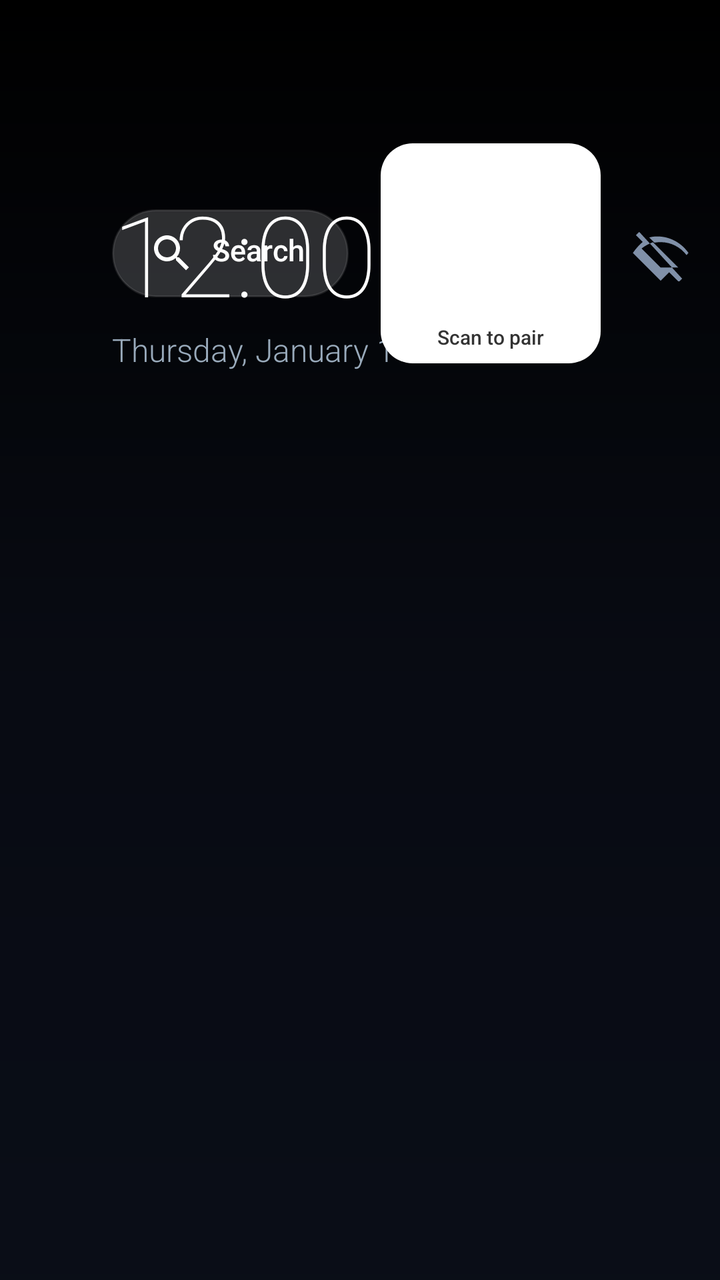
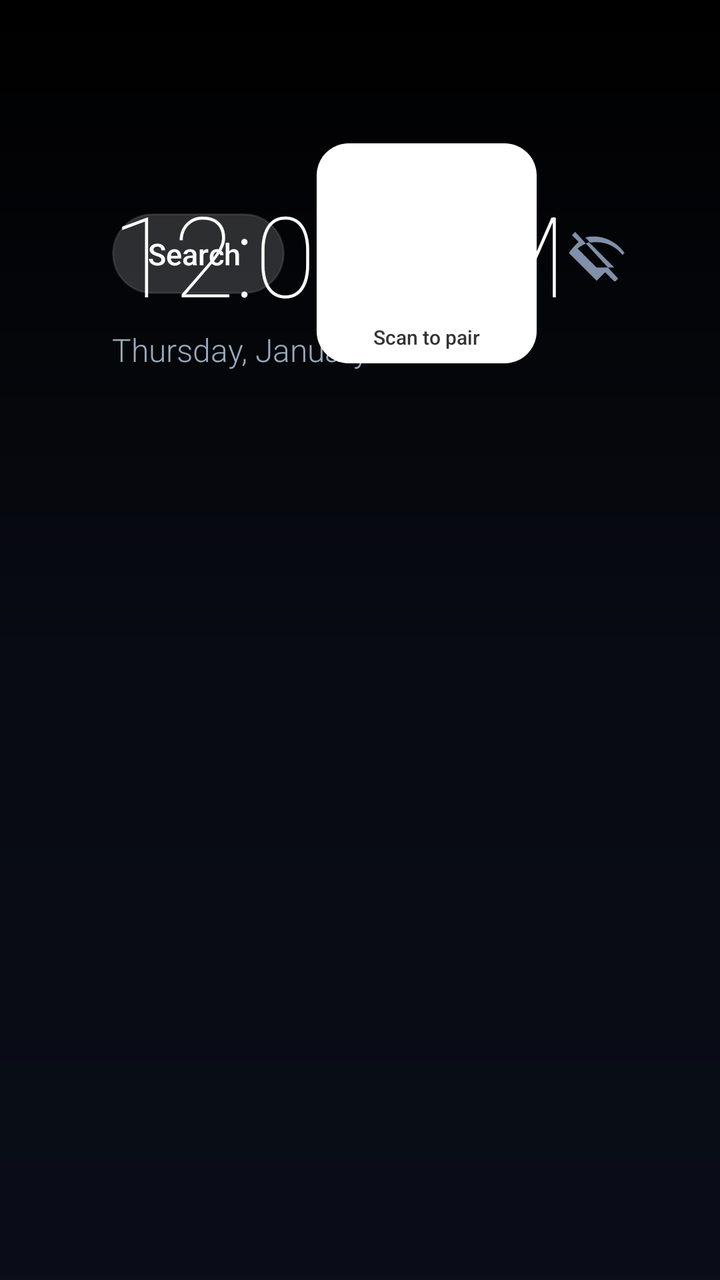

Two renders of the same Android screen: before a commit and after it. Below are the layout's source before the change and the commit's diff.
<!-- AndroidManifest.xml: application theme AppTheme -->
<!-- res/layout/activity_main.xml -->
<?xml version="1.0" encoding="utf-8"?>
<FrameLayout xmlns:android="http://schemas.android.com/apk/res/android"
    android:layout_width="match_parent"
    android:layout_height="match_parent"
    android:clipChildren="false"
    android:clipToPadding="false">

    
    <ImageView
        android:id="@+id/wallpaper"
        android:layout_width="match_parent"
        android:layout_height="match_parent"
        android:scaleType="centerCrop" />

    
    <View
        android:layout_width="match_parent"
        android:layout_height="match_parent"
        android:background="@drawable/scrim_gradient" />

    
    <LinearLayout
        android:layout_width="match_parent"
        android:layout_height="match_parent"
        android:orientation="vertical"
        android:paddingStart="56dp"
        android:paddingTop="36dp"
        android:paddingEnd="56dp"
        android:paddingBottom="20dp"
        android:clipChildren="false"
        android:clipToPadding="false">

        
        <RelativeLayout
            android:layout_width="match_parent"
            android:layout_height="wrap_content"
            android:clipChildren="false"
            android:clipToPadding="false">

            <LinearLayout
                android:id="@+id/headerLeft"
                android:layout_width="wrap_content"
                android:layout_height="wrap_content"
                android:layout_alignParentStart="true"
                android:layout_centerVertical="true"
                android:orientation="vertical">

                <TextView
                    android:id="@+id/greeting"
                    android:layout_width="wrap_content"
                    android:layout_height="wrap_content"
                    android:textColor="#B0C0E0"
                    android:textSize="16sp"
                    android:fontFamily="sans-serif-medium"
                    android:letterSpacing="0.04" />

                <TextClock
                    android:id="@+id/clock"
                    android:layout_width="wrap_content"
                    android:layout_height="wrap_content"
                    android:textColor="#FFFFFF"
                    android:textSize="56sp"
                    android:fontFamily="sans-serif-thin"
                    android:format12Hour="h:mm a"
                    android:format24Hour="HH:mm" />

                <TextClock
                    android:id="@+id/date"
                    android:layout_width="wrap_content"
                    android:layout_height="wrap_content"
                    android:textColor="#99AABB"
                    android:textSize="16sp"
                    android:fontFamily="sans-serif-light"
                    android:format12Hour="EEEE, MMMM d"
                    android:format24Hour="EEEE, MMMM d" />
            </LinearLayout>

            <LinearLayout
                android:layout_width="wrap_content"
                android:layout_height="wrap_content"
                android:layout_alignParentEnd="true"
                android:layout_alignTop="@id/headerLeft"
                android:orientation="horizontal"
                android:gravity="center_vertical"
                android:clipChildren="false"
                android:clipToPadding="false">

                
                <TextView
                    android:id="@+id/searchPillBtn"
                    android:layout_width="wrap_content"
                    android:layout_height="wrap_content"
                    android:text="Search"
                    android:textColor="#FFFFFF"
                    android:textSize="15sp"
                    android:fontFamily="sans-serif-medium"
                    android:drawableStart="@drawable/ic_search"
                    android:drawablePadding="8dp"
                    android:paddingStart="18dp"
                    android:paddingTop="10dp"
                    android:paddingEnd="22dp"
                    android:paddingBottom="10dp"
                    android:focusable="true"
                    android:clickable="true"
                    android:background="@drawable/pill_bg"
                    android:layout_marginEnd="16dp" />

                
                <LinearLayout
                    android:id="@+id/homeQrCard"
                    android:layout_width="110dp"
                    android:layout_height="110dp"
                    android:orientation="vertical"
                    android:gravity="center"
                    android:background="@drawable/qr_tile_bg"
                    android:padding="6dp"
                    android:focusable="true"
                    android:clickable="true"
                    android:layout_marginEnd="16dp">

                    <ImageView
                        android:id="@+id/homeQrImageView"
                        android:layout_width="82dp"
                        android:layout_height="82dp"
                        android:scaleType="fitCenter" />

                    <TextView
                        android:id="@+id/homeQrCaption"
                        android:layout_width="wrap_content"
                        android:layout_height="wrap_content"
                        android:text="Scan to pair"
                        android:textColor="#333333"
                        android:textSize="10sp"
                        android:fontFamily="sans-serif-medium"
                        android:layout_marginTop="2dp" />

                    <TextView
                        android:id="@+id/homeQrOfflineText"
                        android:layout_width="wrap_content"
                        android:layout_height="wrap_content"
                        android:text="No network"
                        android:textColor="#888888"
                        android:textSize="12sp"
                        android:fontFamily="sans-serif-medium"
                        android:gravity="center"
                        android:visibility="gone" />
                </LinearLayout>

                <ImageView
                    android:id="@+id/netIcon"
                    android:layout_width="28dp"
                    android:layout_height="28dp"
                    android:src="@drawable/ic_net_offline"
                    android:scaleType="fitCenter"
                    android:layout_marginEnd="16dp" />

                <TextView
                    android:id="@+id/wallpaperBtn"
                    android:layout_width="wrap_content"
                    android:layout_height="wrap_content"
                    android:text="Wallpaper"
                    android:textColor="#FFFFFF"
                    android:textSize="15sp"
                    android:fontFamily="sans-serif-medium"
                    android:paddingStart="22dp"
                    android:paddingTop="10dp"
                    android:paddingEnd="22dp"
                    android:paddingBottom="10dp"
                    android:focusable="true"
                    android:clickable="true"
                    android:background="@drawable/pill_bg" />
            </LinearLayout>
        </RelativeLayout>

        
        <androidx.recyclerview.widget.RecyclerView
            android:id="@+id/toolsRow"
            android:layout_width="match_parent"
            android:layout_height="wrap_content"
            android:layout_marginTop="12dp"
            android:clipToPadding="false"
            android:clipChildren="false"
            android:paddingStart="8dp"
            android:paddingTop="6dp"
            android:paddingEnd="56dp"
            android:paddingBottom="6dp" />

        
        <View
            android:layout_width="match_parent"
            android:layout_height="0dp"
            android:layout_weight="1" />

        
        <TextView
            android:id="@+id/favoritesLabel"
            android:layout_width="wrap_content"
            android:layout_height="wrap_content"
            android:text="FAVORITES"
            android:textColor="#B0C0E0"
            android:textSize="13sp"
            android:fontFamily="sans-serif-medium"
            android:letterSpacing="0.06"
            android:layout_marginStart="8dp"
            android:visibility="gone" />

        <androidx.recyclerview.widget.RecyclerView
            android:id="@+id/favoritesRow"
            android:layout_width="match_parent"
            android:layout_height="wrap_content"
            android:clipToPadding="false"
            android:clipChildren="false"
            android:paddingStart="8dp"
            android:paddingTop="12dp"
            android:paddingEnd="56dp"
            android:paddingBottom="12dp"
            android:visibility="gone" />

        
        <androidx.recyclerview.widget.RecyclerView
            android:id="@+id/grid"
            android:layout_width="match_parent"
            android:layout_height="wrap_content"
            android:clipToPadding="false"
            android:clipChildren="false"
            android:paddingStart="8dp"
            android:paddingTop="16dp"
            android:paddingEnd="56dp"
            android:paddingBottom="16dp" />
    </LinearLayout>

    
    <FrameLayout
        android:id="@+id/searchPanel"
        android:layout_width="match_parent"
        android:layout_height="match_parent"
        android:background="#E60B0F1A"
        android:clickable="true"
        android:focusable="true"
        android:visibility="gone">

        <ScrollView
            android:layout_width="640dp"
            android:layout_height="wrap_content"
            android:layout_gravity="center"
            android:padding="24dp">

            <LinearLayout
                android:layout_width="match_parent"
                android:layout_height="wrap_content"
                android:orientation="vertical"
                android:background="@drawable/card_bg"
                android:padding="28dp">

                <TextView
                    android:layout_width="wrap_content"
                    android:layout_height="wrap_content"
                    android:text="Search"
                    android:textColor="#FFFFFF"
                    android:textSize="22sp"
                    android:fontFamily="sans-serif-medium" />

                <EditText
                    android:id="@+id/searchInput"
                    android:layout_width="match_parent"
                    android:layout_height="wrap_content"
                    android:hint="Type app name, movie or text..."
                    android:textColorHint="#8090A8"
                    android:textColor="#FFFFFF"
                    android:textSize="18sp"
                    android:padding="14dp"
                    android:background="@drawable/pill_bg"
                    android:layout_marginTop="16dp"
                    android:singleLine="true"
                    android:imeOptions="actionSearch" />

                
                <TextView
                    android:layout_width="match_parent"
                    android:layout_height="wrap_content"
                    android:text="Installed Apps"
                    android:textColor="#B0C0E0"
                    android:textSize="14sp"
                    android:fontFamily="sans-serif-medium"
                    android:layout_marginTop="20dp" />

                <LinearLayout
                    android:id="@+id/searchAppResults"
                    android:layout_width="match_parent"
                    android:layout_height="wrap_content"
                    android:orientation="vertical"
                    android:layout_marginTop="8dp" />

                
                <LinearLayout
                    android:id="@+id/searchWebBtn"
                    android:layout_width="match_parent"
                    android:layout_height="wrap_content"
                    android:orientation="horizontal"
                    android:gravity="center_vertical"
                    android:padding="12dp"
                    android:background="@drawable/pill_bg"
                    android:focusable="true"
                    android:clickable="true"
                    android:layout_marginTop="16dp">

                    <ImageView
                        android:layout_width="24dp"
                        android:layout_height="24dp"
                        android:src="@drawable/ic_search" />

                    <TextView
                        android:id="@+id/searchWebText"
                        android:layout_width="wrap_content"
                        android:layout_height="wrap_content"
                        android:text="Search the web"
                        android:textColor="#FFFFFF"
                        android:textSize="15sp"
                        android:layout_marginStart="12dp" />
                </LinearLayout>

                <LinearLayout
                    android:id="@+id/searchYoutubeBtn"
                    android:layout_width="match_parent"
                    android:layout_height="wrap_content"
                    android:orientation="horizontal"
                    android:gravity="center_vertical"
                    android:padding="12dp"
                    android:background="@drawable/pill_bg"
                    android:focusable="true"
                    android:clickable="true"
                    android:layout_marginTop="10dp">

                    <ImageView
                        android:layout_width="24dp"
                        android:layout_height="24dp"
                        android:src="@drawable/ic_search" />

                    <TextView
                        android:id="@+id/searchYoutubeText"
                        android:layout_width="wrap_content"
                        android:layout_height="wrap_content"
                        android:text="Search YouTube"
                        android:textColor="#FFFFFF"
                        android:textSize="15sp"
                        android:layout_marginStart="12dp" />
                </LinearLayout>

                <LinearLayout
                    android:layout_width="match_parent"
                    android:layout_height="wrap_content"
                    android:orientation="horizontal"
                    android:gravity="end"
                    android:layout_marginTop="24dp">

                    <TextView
                        android:id="@+id/closeSearchPanelBtn"
                        android:layout_width="wrap_content"
                        android:layout_height="wrap_content"
                        android:text="Close"
                        android:textColor="#FFFFFF"
                        android:textSize="14sp"
                        android:fontFamily="sans-serif-medium"
                        android:paddingStart="24dp"
                        android:paddingTop="8dp"
                        android:paddingEnd="24dp"
                        android:paddingBottom="8dp"
                        android:focusable="true"
                        android:clickable="true"
                        android:background="@drawable/pill_bg" />
                </LinearLayout>
            </LinearLayout>
        </ScrollView>
    </FrameLayout>

    
    <FrameLayout
        android:id="@+id/pairingPanel"
        android:layout_width="match_parent"
        android:layout_height="match_parent"
        android:background="#E60B0F1A"
        android:clickable="true"
        android:focusable="true"
        android:visibility="gone">

        <ScrollView
            android:layout_width="640dp"
            android:layout_height="wrap_content"
            android:layout_gravity="center"
            android:padding="24dp">

            <LinearLayout
                android:layout_width="match_parent"
                android:layout_height="wrap_content"
                android:orientation="vertical"
                android:gravity="center_horizontal"
                android:background="@drawable/card_bg"
                android:padding="28dp">

                <TextView
                    android:layout_width="wrap_content"
                    android:layout_height="wrap_content"
                    android:text="Pair Phone Remote"
                    android:textColor="#FFFFFF"
                    android:textSize="24sp"
                    android:fontFamily="sans-serif-medium" />

                <TextView
                    android:id="@+id/pairingInfo"
                    android:layout_width="wrap_content"
                    android:layout_height="wrap_content"
                    android:textColor="#B0C0E0"
                    android:textSize="14sp"
                    android:fontFamily="sans-serif"
                    android:gravity="center"
                    android:layout_marginTop="8dp" />

                
                <FrameLayout
                    android:layout_width="200dp"
                    android:layout_height="200dp"
                    android:layout_marginTop="16dp"
                    android:background="#FFFFFF"
                    android:padding="8dp">

                    <ImageView
                        android:id="@+id/qrImageView"
                        android:layout_width="match_parent"
                        android:layout_height="match_parent"
                        android:scaleType="fitCenter" />
                </FrameLayout>

                
                <TextView
                    android:layout_width="match_parent"
                    android:layout_height="wrap_content"
                    android:text="Paired Devices"
                    android:textColor="#FFFFFF"
                    android:textSize="16sp"
                    android:fontFamily="sans-serif-medium"
                    android:layout_marginTop="24dp" />

                <LinearLayout
                    android:id="@+id/pairedDevicesList"
                    android:layout_width="match_parent"
                    android:layout_height="wrap_content"
                    android:orientation="vertical"
                    android:layout_marginTop="8dp" />

                <TextView
                    android:id="@+id/noDevicesText"
                    android:layout_width="match_parent"
                    android:layout_height="wrap_content"
                    android:text="No devices paired yet"
                    android:textColor="#8090A8"
                    android:textSize="14sp"
                    android:layout_marginTop="8dp"
                    android:visibility="gone" />

                <LinearLayout
                    android:layout_width="match_parent"
                    android:layout_height="wrap_content"
                    android:orientation="horizontal"
                    android:gravity="end"
                    android:layout_marginTop="24dp">

                    <TextView
                        android:id="@+id/removeAllBtn"
                        android:layout_width="wrap_content"
                        android:layout_height="wrap_content"
                        android:text="Remove All"
                        android:textColor="#FF6B6B"
                        android:textSize="14sp"
                        android:fontFamily="sans-serif-medium"
                        android:paddingStart="18dp"
                        android:paddingTop="8dp"
                        android:paddingEnd="18dp"
                        android:paddingBottom="8dp"
                        android:focusable="true"
                        android:clickable="true"
                        android:background="@drawable/pill_bg"
                        android:layout_marginEnd="12dp" />

                    <TextView
                        android:id="@+id/closePanelBtn"
                        android:layout_width="wrap_content"
                        android:layout_height="wrap_content"
                        android:text="Close"
                        android:textColor="#FFFFFF"
                        android:textSize="14sp"
                        android:fontFamily="sans-serif-medium"
                        android:paddingStart="24dp"
                        android:paddingTop="8dp"
                        android:paddingEnd="24dp"
                        android:paddingBottom="8dp"
                        android:focusable="true"
                        android:clickable="true"
                        android:background="@drawable/pill_bg" />
                </LinearLayout>
            </LinearLayout>
        </ScrollView>
    </FrameLayout>

    
    <FrameLayout
        android:id="@+id/hiddenAppsPanel"
        android:layout_width="match_parent"
        android:layout_height="match_parent"
        android:background="#E60B0F1A"
        android:clickable="true"
        android:focusable="true"
        android:visibility="gone">

        <ScrollView
            android:layout_width="560dp"
            android:layout_height="wrap_content"
            android:layout_gravity="center"
            android:padding="24dp">

            <LinearLayout
                android:layout_width="match_parent"
                android:layout_height="wrap_content"
                android:orientation="vertical"
                android:gravity="center_horizontal"
                android:background="@drawable/card_bg"
                android:padding="28dp">

                <TextView
                    android:layout_width="wrap_content"
                    android:layout_height="wrap_content"
                    android:text="Hidden Apps"
                    android:textColor="#FFFFFF"
                    android:textSize="22sp"
                    android:fontFamily="sans-serif-medium" />

                <LinearLayout
                    android:id="@+id/hiddenAppsList"
                    android:layout_width="match_parent"
                    android:layout_height="wrap_content"
                    android:orientation="vertical"
                    android:layout_marginTop="16dp" />

                <TextView
                    android:id="@+id/noHiddenAppsText"
                    android:layout_width="match_parent"
                    android:layout_height="wrap_content"
                    android:text="No hidden apps"
                    android:textColor="#8090A8"
                    android:textSize="14sp"
                    android:gravity="center"
                    android:layout_marginTop="16dp"
                    android:visibility="gone" />

                <LinearLayout
                    android:layout_width="match_parent"
                    android:layout_height="wrap_content"
                    android:orientation="horizontal"
                    android:gravity="end"
                    android:layout_marginTop="24dp">

                    <TextView
                        android:id="@+id/unhideAllBtn"
                        android:layout_width="wrap_content"
                        android:layout_height="wrap_content"
                        android:text="Unhide All"
                        android:textColor="#FFFFFF"
                        android:textSize="14sp"
                        android:fontFamily="sans-serif-medium"
                        android:paddingStart="18dp"
                        android:paddingTop="8dp"
                        android:paddingEnd="18dp"
                        android:paddingBottom="8dp"
                        android:focusable="true"
                        android:clickable="true"
                        android:background="@drawable/pill_bg"
                        android:layout_marginEnd="12dp" />

                    <TextView
                        android:id="@+id/closeHiddenPanelBtn"
                        android:layout_width="wrap_content"
                        android:layout_height="wrap_content"
                        android:text="Close"
                        android:textColor="#FFFFFF"
                        android:textSize="14sp"
                        android:fontFamily="sans-serif-medium"
                        android:paddingStart="24dp"
                        android:paddingTop="8dp"
                        android:paddingEnd="24dp"
                        android:paddingBottom="8dp"
                        android:focusable="true"
                        android:clickable="true"
                        android:background="@drawable/pill_bg" />
                </LinearLayout>
            </LinearLayout>
        </ScrollView>
    </FrameLayout>
</FrameLayout>
<!-- resources referenced by this layout -->
<resources>
  <!-- drawable card_bg (drawable) -->
  <?xml version="1.0" encoding="utf-8"?>
  <shape xmlns:android="http://schemas.android.com/apk/res/android">
      <solid android:color="#202A40" />
      <corners android:radius="18dp" />
  </shape>
  <!-- drawable ic_net_offline (drawable) -->
  <?xml version="1.0" encoding="utf-8"?>
  <vector xmlns:android="http://schemas.android.com/apk/res/android"
      android:width="24dp"
      android:height="24dp"
      android:viewportWidth="24"
      android:viewportHeight="24">
      <path
          android:pathData="M2.81,2.81 L1.39,4.22 L4.29,7.12 C2.74,8.44 1.34,10.02 0.08,11.83 L12,23.75 L15.65,20.1 L19.78,24.23 L21.19,22.82 L2.81,2.81 Z M12,18.09 L3.83,9.92 C5.3,8.77 6.94,7.86 8.7,7.23 L19.56,18.09 L12,18.09 Z M23.92,11.83 C20.93,7.53 16.03,4.75 10.5,4.75 C9.32,4.75 8.17,4.91 7.08,5.2 L9.31,7.43 C10.15,7.28 11.06,7.2 12,7.2 C16.5,7.2 20.52,9.39 23.08,12.75 L23.92,11.83 Z"
          android:fillColor="#8090A8" />
  </vector>
  <!-- drawable ic_search (drawable) -->
  <?xml version="1.0" encoding="utf-8"?>
  <vector xmlns:android="http://schemas.android.com/apk/res/android"
      android:width="24dp"
      android:height="24dp"
      android:viewportWidth="24"
      android:viewportHeight="24">
      <path
          android:pathData="M15.5,14h-0.79l-0.28,-0.27C15.41,12.59 16,11.11 16,9.5 16,5.91 13.09,3 9.5,3S3,5.91 3,9.5 5.91,16 9.5,16c1.61,0 3.09,-0.59 4.23,-1.57l0.27,0.28v0.79l5,4.99L20.49,19l-4.99,-5zM9.5,14C7.01,14 5,11.99 5,9.5S7.01,5 9.5,5 14,7.01 14,9.5 11.99,14 9.5,14z"
          android:fillColor="#FFFFFF" />
  </vector>
  <!-- drawable pill_bg (drawable) -->
  <?xml version="1.0" encoding="utf-8"?>
  <selector xmlns:android="http://schemas.android.com/apk/res/android">
      <item android:state_focused="true">
          <shape>
              <solid android:color="#80FFFFFF" />
              <corners android:radius="24dp" />
              <stroke android:width="2dp" android:color="#FFFFFF" />
          </shape>
      </item>
      <item>
          <shape>
              <solid android:color="#2BFFFFFF" />
              <corners android:radius="24dp" />
              <stroke android:width="1dp" android:color="#1AFFFFFF" />
          </shape>
      </item>
  </selector>
  <!-- drawable qr_tile_bg (drawable) -->
  <?xml version="1.0" encoding="utf-8"?>
  <shape xmlns:android="http://schemas.android.com/apk/res/android"
      android:shape="rectangle">
      <solid android:color="#FFFFFF" />
      <corners android:radius="16dp" />
  </shape>
  <!-- drawable scrim_gradient (drawable) -->
  <?xml version="1.0" encoding="utf-8"?>
  <shape xmlns:android="http://schemas.android.com/apk/res/android">
      <gradient
          android:angle="270"
          android:startColor="#66000000"
          android:centerColor="#B30B0F1A"
          android:endColor="#E60B0F1A" />
  </shape>
  <style name="AppTheme" parent="android:Theme.Material.NoActionBar">
          <item name="android:windowBackground">@android:color/black</item>
          <item name="android:windowNoTitle">true</item>
      </style>
</resources>

<!-- the commit's change to res/layout/activity_main.xml (unified diff, before → after) -->
@@ -94,8 +94,6 @@
                     android:textColor="#FFFFFF"
                     android:textSize="15sp"
                     android:fontFamily="sans-serif-medium"
-                    android:drawableStart="@drawable/ic_search"
-                    android:drawablePadding="8dp"
                     android:paddingStart="18dp"
                     android:paddingTop="10dp"
                     android:paddingEnd="22dp"
@@ -192,40 +190,15 @@
             android:layout_weight="1" />
 
         
-        <TextView
-            android:id="@+id/favoritesLabel"
-            android:layout_width="wrap_content"
-            android:layout_height="wrap_content"
-            android:text="FAVORITES"
-            android:textColor="#B0C0E0"
-            android:textSize="13sp"
-            android:fontFamily="sans-serif-medium"
-            android:letterSpacing="0.06"
-            android:layout_marginStart="8dp"
-            android:visibility="gone" />
-
         <androidx.recyclerview.widget.RecyclerView
-            android:id="@+id/favoritesRow"
+            android:id="@+id/rowsContainer"
             android:layout_width="match_parent"
             android:layout_height="wrap_content"
             android:clipToPadding="false"
             android:clipChildren="false"
-            android:paddingStart="8dp"
-            android:paddingTop="12dp"
-            android:paddingEnd="56dp"
-            android:paddingBottom="12dp"
-            android:visibility="gone" />
-
-        
-        <androidx.recyclerview.widget.RecyclerView
-            android:id="@+id/grid"
-            android:layout_width="match_parent"
-            android:layout_height="wrap_content"
-            android:clipToPadding="false"
-            android:clipChildren="false"
-            android:paddingStart="8dp"
-            android:paddingTop="16dp"
-            android:paddingEnd="56dp"
+            android:paddingStart="0dp"
+            android:paddingTop="8dp"
+            android:paddingEnd="0dp"
             android:paddingBottom="16dp" />
     </LinearLayout>
 
@@ -264,15 +237,11 @@
                     android:id="@+id/searchInput"
                     android:layout_width="match_parent"
                     android:layout_height="wrap_content"
-                    android:hint="Type app name, movie or text..."
-                    android:textColorHint="#8090A8"
                     android:textColor="#FFFFFF"
                     android:textSize="18sp"
                     android:padding="14dp"
                     android:background="@drawable/pill_bg"
-                    android:layout_marginTop="16dp"
-                    android:singleLine="true"
-                    android:imeOptions="actionSearch" />
+                    android:layout_marginTop="16dp" />
 
                 
                 <TextView
